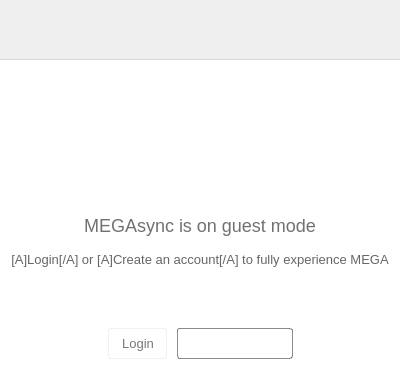
Qt form src/MEGASync/gui/macx/GuestWidget.ui (meganz/MEGAsync) before a commit.
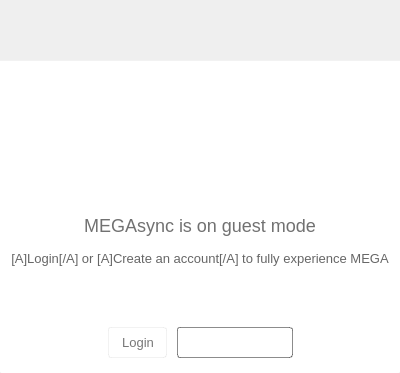
The same form after that commit. Icons and pictures are not drawn.

Commit message: Fix UI issues related with border switching between MEGAsync modes

Patch:
```diff
--- a/src/MEGASync/gui/macx/GuestWidget.ui
+++ b/src/MEGASync/gui/macx/GuestWidget.ui
@@ -7,7 +7,7 @@
     <x>0</x>
     <y>0</y>
     <width>400</width>
-    <height>375</height>
+    <height>373</height>
    </rect>
   </property>
   <property name="sizePolicy">
@@ -19,13 +19,13 @@
   <property name="minimumSize">
    <size>
     <width>400</width>
-    <height>375</height>
+    <height>373</height>
    </size>
   </property>
   <property name="maximumSize">
    <size>
     <width>400</width>
-    <height>375</height>
+    <height>373</height>
    </size>
   </property>
   <property name="windowTitle">
@@ -36,7 +36,8 @@
 {
  background-color: qlineargradient(x1: 0, y1: 0, x2: 0, y2: 1,
                                       stop: 0 #FCFCFC, stop: 1 #F7F7F7);
- border-bottom: 1px solid rgba(0, 0, 0, 10%);
+ border-top-left-radius: 2px;
+ border-top-right-radius: 2px;
 }
 #bMEGA, #bNonLogged
 {
@@ -270,7 +271,11 @@
       </size>
      </property>
      <property name="styleSheet">
-      <string notr="true">background-color: white;</string>
+      <string notr="true">#wContainer
+{
+background-color: white;
+border-top:  1px solid rgba(0, 0, 0, 5%);
+}</string>
      </property>
      <layout class="QVBoxLayout" name="verticalLayout">
       <property name="spacing">
@@ -403,6 +408,8 @@
       <string notr="true">#wButtons
 {
 background-color: white;
+border-bottom-left-radius: 2px;
+border-bottom-right-radius: 2px;
 }</string>
      </property>
      <layout class="QHBoxLayout" name="horizontalLayout">
```
The commit also changes 1 other file.
